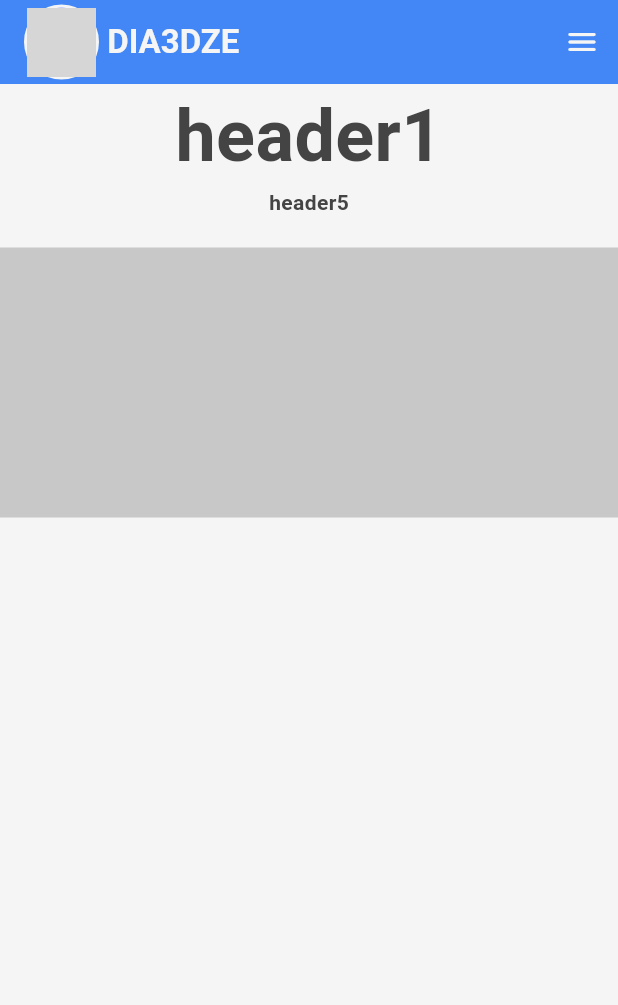
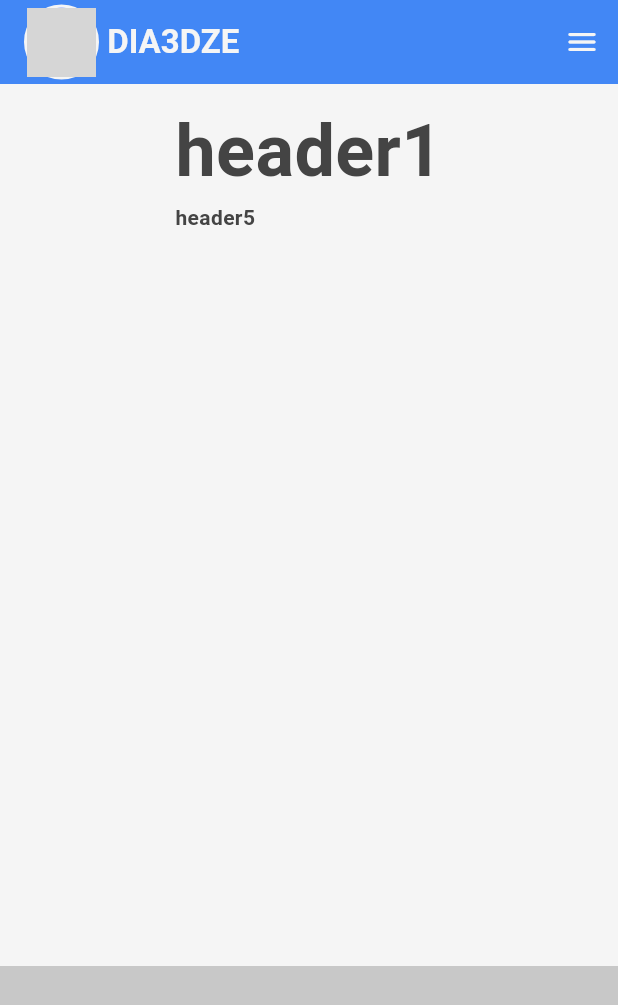
Before and after one commit to dia3dze/dia3dze, a Flutter app: the screen it shows after launch, on a phone screen of 412 x 824 dp. Shown: the top 1005 px of the screen. Run offline on Flutter 3.47's test engine with Material 3 defaults, Android fonts, the phone set to English and light mode, and no system bars; grey boxes are pictures that could not be loaded.

Commit message:
refactored the base_page.dart

```diff
--- a/lib/components/base_page.dart
+++ b/lib/components/base_page.dart
@@ -12,18 +12,42 @@
 
   @override
   Widget build(BuildContext context) {
-    final bool isDesktop =
-        MediaQuery.of(context).size.width > BaseLayout.desktopBreakPoint;
+    final screenWidth = MediaQuery.of(context).size.width;
+    final bool isDesktop = screenWidth > BaseLayout.desktopBreakPoint;
 
     if (isDesktop) {
       return Scaffold(
         body: Row(
           children: [
-            BaseDrawer(),
+            const BaseDrawer(),
             Expanded(
               child: Column(
                 crossAxisAlignment: CrossAxisAlignment.start,
-                children: [Header(), ...children, Footer()],
+                children: [
+                  const Header(),
+                  Expanded(
+                    child: SingleChildScrollView(
+                      child: Padding(
+                        padding: EdgeInsets.symmetric(
+                          horizontal:
+                              screenWidth *
+                              BasePageStyles.horizontalPaddingPercent,
+                          vertical: BasePageStyles.verticalPadding,
+                        ),
+                        child: ConstrainedBox(
+                          constraints: const BoxConstraints(
+                            maxWidth: BasePageStyles.maxContentWidth,
+                          ),
+                          child: Column(
+                            crossAxisAlignment: CrossAxisAlignment.start,
+                            children: children,
+                          ),
+                        ),
+                      ),
+                    ),
+                  ),
+                  const Footer(),
+                ],
               ),
             ),
           ],
@@ -32,10 +56,32 @@
       );
     } else {
       return Scaffold(
-        appBar: BaseAppBar(),
+        appBar: const BaseAppBar(),
         body: Column(
           mainAxisAlignment: MainAxisAlignment.start,
-          children: [...children, Footer()],
+          children: [
+            Expanded(
+              child: SingleChildScrollView(
+                child: Padding(
+                  padding: EdgeInsets.symmetric(
+                    horizontal:
+                        screenWidth * BasePageStyles.horizontalPaddingPercent,
+                    vertical: BasePageStyles.verticalPadding,
+                  ),
+                  child: ConstrainedBox(
+                    constraints: const BoxConstraints(
+                      maxWidth: BasePageStyles.maxContentWidth,
+                    ),
+                    child: Column(
+                      crossAxisAlignment: CrossAxisAlignment.start,
+                      children: children,
+                    ),
+                  ),
+                ),
+              ),
+            ),
+            const Footer(),
+          ],
         ),
         backgroundColor: AppColors.background,
       );
--- a/lib/styles.dart
+++ b/lib/styles.dart
@@ -66,3 +66,17 @@
 
   static const double clockIconSize = 16;
 }
+
+class BasePageStyles {
+  static const double verticalPadding = 10;
+  static const double horizontalPaddingPercent = 0.05;
+
+  static const double maxContentWidth = 1200;
+
+  static const double contentSpacing = 10;
+
+  static const double iconTextSpacing = 4;
+  static const double locationTimeSpacing = 8;
+  static const double clockTextSpacing = 4;
+  static const double clockIconSize = 16;
+}
```
